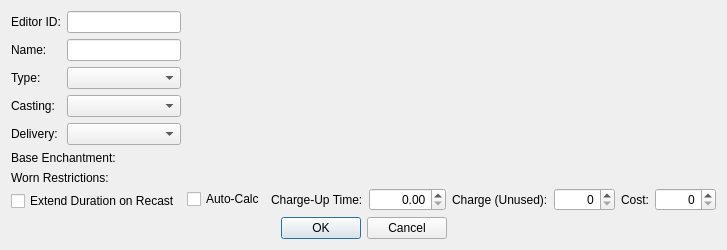
Qt form native/src/DovahKit/ui/form_windows/enchantment.ui (DavidJCobb/DovahKit) before a commit.
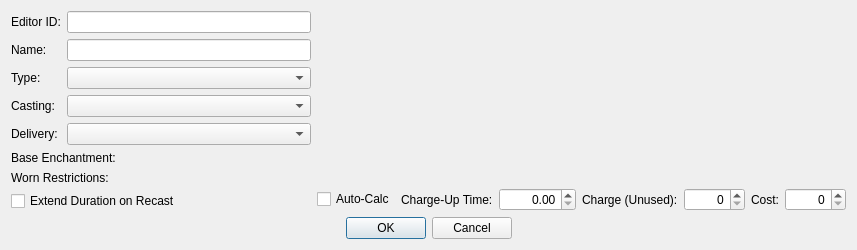
The same form after that commit. Custom widgets are drawn as their Qt base class.

Patch:
```diff
--- a/native/src/DovahKit/ui/form_windows/enchantment.ui
+++ b/native/src/DovahKit/ui/form_windows/enchantment.ui
@@ -5,7 +5,7 @@
   <property name="windowTitle">
    <string>Enchantment</string>
   </property>
-  <layout class="QGridLayout" name="gridLayout_3">
+  <layout class="QGridLayout" name="gridLayout_3" columnstretch="1,5" columnminimumwidth="300,0">
    <item row="0" column="0">
     <layout class="QGridLayout" name="gridLayout">
      <item row="4" column="0">
@@ -147,6 +147,27 @@
        </property>
       </widget>
      </item>
+     <item row="0" column="1">
+      <widget class="DKFormPicker" name="base">
+       <property name="whatsThis">
+        <string>&lt;p&gt;If the player disenchants an item that has this enchantment, then they'll learn the Base Enchantment, if there is one, or this enchantment otherwise.&lt;/p&gt;
+&lt;p&gt;To disable disenchanting, apply the &lt;code&gt;MagicDisallowEnchanting&lt;/code&gt; keyword to all items that use this enchantment.&lt;/p&gt;</string>
+       </property>
+      </widget>
+     </item>
+     <item row="3" column="0">
+      <spacer name="verticalSpacer">
+       <property name="orientation">
+        <enum>Qt::Vertical</enum>
+       </property>
+       <property name="sizeHint" stdset="0">
+        <size>
+         <width>20</width>
+         <height>0</height>
+        </size>
+       </property>
+      </spacer>
+     </item>
     </layout>
    </item>
    <item row="0" column="1" rowspan="2">
```
Left out of the diff: 8 changed lines with no effect on the pictures.
